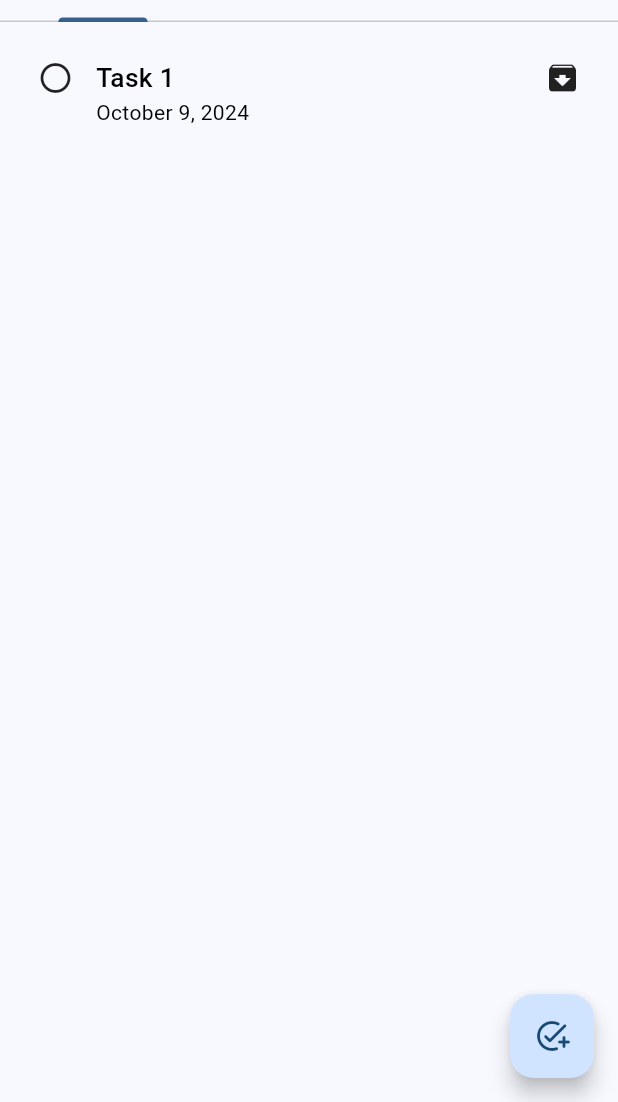
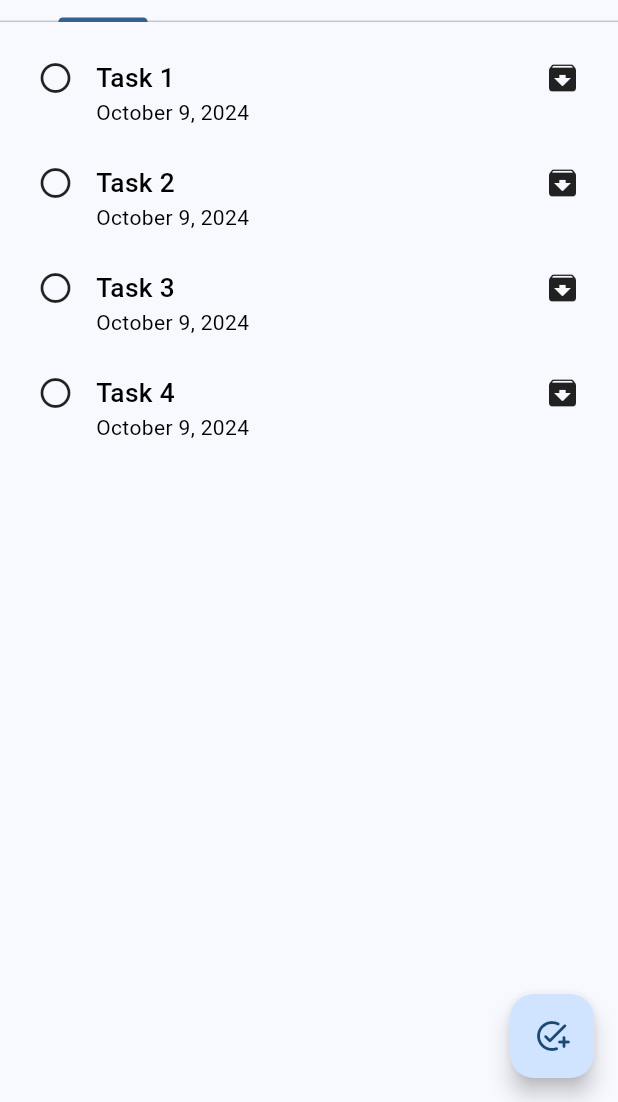
Before and after one commit to paula-a-pham/tasks-app, a Flutter app: the screen it shows after launch, on a phone screen of 412 x 824 dp, the part 134-1236 px from its top. Run offline on Flutter 3.47's test engine with Material 3 defaults, Android fonts, the light colour scheme and no system bars.

Commit message:
create custom list view to build all list items

```diff
--- a/lib/layout/home_layout.dart
+++ b/lib/layout/home_layout.dart
@@ -54,10 +54,10 @@ class _HomeLayoutState extends State<HomeLayout> with TickerProviderStateMixin {
       ),
       body: TabBarView(
         controller: _tabController,
-        children: const <Widget>[
+        children: <Widget>[
           MyTasksScreen(),
-          CompletedTasksScreen(),
-          ArchivedTasksScreen(),
+          const CompletedTasksScreen(),
+          const ArchivedTasksScreen(),
         ],
       ),
       floatingActionButton: _tabController.index == 0
--- a/lib/modules/my_tasks/my_tasks_screen.dart
+++ b/lib/modules/my_tasks/my_tasks_screen.dart
@@ -1,31 +1,45 @@
 import 'package:flutter/material.dart';
 import 'package:tasks/models/task_model/task_model.dart';
-import 'package:tasks/shared/components/custom_task/custom_task.dart';
+import 'package:tasks/shared/components/custom_list_view/custom_list_view.dart';
 
 class MyTasksScreen extends StatelessWidget {
-  const MyTasksScreen({super.key});
+  final List<TaskModel> _tasks = [
+    TaskModel(
+        id: 1,
+        name: 'Task 1',
+        date: 'October 9, 2024',
+        completed: false,
+        archived: false),
+    TaskModel(
+        id: 2,
+        name: 'Task 2',
+        date: 'October 9, 2024',
+        completed: false,
+        archived: false),
+    TaskModel(
+        id: 3,
+        name: 'Task 3',
+        date: 'October 9, 2024',
+        completed: false,
+        archived: false),
+    TaskModel(
+        id: 4,
+        name: 'Task 4',
+        date: 'October 9, 2024',
+        completed: false,
+        archived: false),
+  ];
+
+  MyTasksScreen({super.key});
 
   @override
   Widget build(BuildContext context) {
     return Padding(
       padding: const EdgeInsets.all(25.0),
-      child: Column(
-        mainAxisAlignment: MainAxisAlignment.start,
-        crossAxisAlignment: CrossAxisAlignment.center,
-        children: <Widget>[
-          CustomTask(
-            task: TaskModel(
-              id: 1,
-              name: 'Task 1',
-              date: 'October 9, 2024',
-              completed: false,
-              archived: false,
-            ),
-            onLeadingTab: () {},
-            onTaskTab: () {},
-            onTrailingTab: () {},
-          ),
-        ],
+      child: CustomListView(
+        tasks: _tasks,
+        onLeadingTab: (index) {},
+        onTrailingTab: (index) {},
       ),
     );
   }
--- /dev/null
+++ b/lib/shared/components/custom_list_view/custom_list_view.dart
@@ -0,0 +1,34 @@
+import 'package:flutter/material.dart';
+import 'package:tasks/models/task_model/task_model.dart';
+import 'package:tasks/shared/components/custom_task/custom_task.dart';
+
+class CustomListView extends StatelessWidget {
+  final List<TaskModel> _tasks;
+  final Function(int index) onLeadingTab;
+  final Function(int index) onTrailingTab;
+  const CustomListView({
+    super.key,
+    required List<TaskModel> tasks,
+    required this.onLeadingTab,
+    required this.onTrailingTab,
+  }) : _tasks = tasks;
+
+  @override
+  Widget build(BuildContext context) {
+    return ListView.separated(
+        itemBuilder: (context, index) => CustomTask(
+              task: _tasks[index],
+              onLeadingTab: () {
+                onLeadingTab(index);
+              },
+              onTaskTab: () {},
+              onTrailingTab: () {
+                onTrailingTab(index);
+              },
+            ),
+        separatorBuilder: (context, index) => const SizedBox(
+              height: 25,
+            ),
+        itemCount: _tasks.length);
+  }
+}
```
